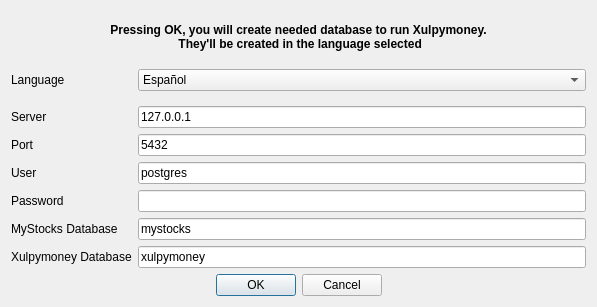
Above: ui/frmInit.ui from turulomio/xulpymoney before the change. Below: the same form after it.
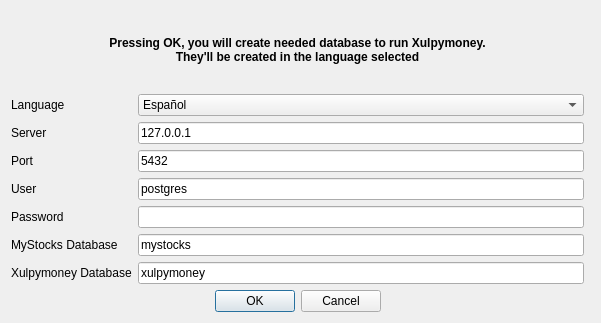
That is the form after the change. Icons and pictures are not drawn.

The edit to the form file:
```diff
--- a/ui/frmInit.ui
+++ b/ui/frmInit.ui
@@ -6,8 +6,8 @@
    <rect>
     <x>0</x>
     <y>0</y>
-    <width>597</width>
-    <height>307</height>
+    <width>601</width>
+    <height>323</height>
    </rect>
   </property>
   <property name="sizePolicy">
@@ -23,7 +23,7 @@
    <iconset resource="../images/xulpymoney.qrc">
     <normaloff>:/xulpymoney/configure.png</normaloff>:/xulpymoney/configure.png</iconset>
   </property>
-  <layout class="QHBoxLayout" name="horizontalLayout_2">
+  <layout class="QHBoxLayout" name="horizontalLayout">
    <item>
     <layout class="QVBoxLayout" name="verticalLayout">
      <item>
@@ -36,7 +36,7 @@
        </property>
        <property name="text">
         <string>Pressing OK, you will create needed database to run Xulpymoney.
- They'll be created in the language selected</string>
+They'll be created in the language selected</string>
        </property>
        <property name="alignment">
         <set>Qt::AlignCenter</set>
@@ -45,9 +45,6 @@
      </item>
      <item>
       <layout class="QFormLayout" name="formLayout">
-       <property name="fieldGrowthPolicy">
-        <enum>QFormLayout::ExpandingFieldsGrow</enum>
-       </property>
        <item row="0" column="0">
         <widget class="QLabel" name="label">
          <property name="text">
@@ -58,7 +55,7 @@
        <item row="0" column="1">
         <widget class="QComboBox" name="cmbLanguage">
          <property name="sizePolicy">
-          <sizepolicy hsizetype="Expanding" vsizetype="Fixed">
+          <sizepolicy hsizetype="Preferred" vsizetype="Fixed">
            <horstretch>0</horstretch>
            <verstretch>0</verstretch>
           </sizepolicy>
@@ -83,22 +80,21 @@
          </item>
         </widget>
        </item>
-       <item row="1" column="1">
-        <widget class="Line" name="line">
-         <property name="orientation">
-          <enum>Qt::Horizontal</enum>
-         </property>
-        </widget>
-       </item>
-       <item row="2" column="0">
+       <item row="1" column="0">
         <widget class="QLabel" name="lblServer">
          <property name="text">
           <string>Server</string>
          </property>
         </widget>
        </item>
-       <item row="2" column="1">
+       <item row="1" column="1">
         <widget class="QLineEdit" name="txtServer">
+         <property name="sizePolicy">
+          <sizepolicy hsizetype="Preferred" vsizetype="Fixed">
+           <horstretch>0</horstretch>
+           <verstretch>0</verstretch>
+          </sizepolicy>
+         </property>
          <property name="inputMethodHints">
           <set>Qt::ImhNone</set>
          </property>
@@ -110,45 +106,71 @@
          </property>
         </widget>
        </item>
-       <item row="3" column="0">
+       <item row="2" column="0">
         <widget class="QLabel" name="lblPort">
          <property name="text">
           <string>Port</string>
          </property>
         </widget>
        </item>
-       <item row="3" column="1">
+       <item row="2" column="1">
         <widget class="QLineEdit" name="txtPort">
+         <property name="sizePolicy">
+          <sizepolicy hsizetype="Preferred" vsizetype="Fixed">
+           <horstretch>0</horstretch>
+           <verstretch>0</verstretch>
+          </sizepolicy>
+         </property>
          <property name="text">
           <string>5432</string>
          </property>
         </widget>
        </item>
-       <item row="4" column="0">
+       <item row="3" column="0">
         <widget class="QLabel" name="lblUser">
          <property name="text">
           <string>User</string>
          </property>
         </widget>
        </item>
-       <item row="4" column="1">
-        <widget class="QLineEdit" name="txtUser">
-         <property name="text">
-          <string>postgres</string>
-         </property>
-        </widget>
-       </item>
-       <item row="5" column="0">
+       <item row="4" column="0">
         <widget class="QLabel" name="lblPass">
          <property name="text">
           <string>Password</string>
          </property>
         </widget>
        </item>
-       <item row="5" column="1">
+       <item row="5" column="0">
+        <widget class="QLabel" name="label_2">
+         <property name="text">
+          <string>MyStocks Database</string>
+         </property>
+        </widget>
+       </item>
+       <item row="6" column="0">
+        <widget class="QLabel" name="label_3">
+         <property name="text">
+          <string>Xulpymoney Database</string>
+         </property>
+        </widget>
+       </item>
+       <item row="3" column="1">
+        <widget class="QLineEdit" name="txtUser">
+         <property name="sizePolicy">
+          <sizepolicy hsizetype="Preferred" vsizetype="Fixed">
+           <horstretch>0</horstretch>
+           <verstretch>0</verstretch>
+          </sizepolicy>
+         </property>
+         <property name="text">
+          <string>postgres</string>
+         </property>
+        </widget>
+       </item>
+       <item row="4" column="1">
         <widget class="QLineEdit" name="txtPass">
          <property name="sizePolicy">
-          <sizepolicy hsizetype="Expanding" vsizetype="Fixed">
+          <sizepolicy hsizetype="Preferred" vsizetype="Fixed">
            <horstretch>0</horstretch>
            <verstretch>0</verstretch>
           </sizepolicy>
@@ -161,29 +183,27 @@
          </property>
         </widget>
        </item>
-       <item row="6" column="0">
-        <widget class="QLabel" name="label_2">
-         <property name="text">
-          <string>MyStocks Database</string>
-         </property>
-        </widget>
-       </item>
-       <item row="6" column="1">
+       <item row="5" column="1">
         <widget class="QLineEdit" name="txtMyStocks">
+         <property name="sizePolicy">
+          <sizepolicy hsizetype="Preferred" vsizetype="Fixed">
+           <horstretch>0</horstretch>
+           <verstretch>0</verstretch>
+          </sizepolicy>
+         </property>
          <property name="text">
           <string>mystocks</string>
          </property>
         </widget>
        </item>
-       <item row="7" column="0">
-        <widget class="QLabel" name="label_3">
-         <property name="text">
-          <string>Xulpymoney Database</string>
-         </property>
-        </widget>
-       </item>
-       <item row="7" column="1">
+       <item row="6" column="1">
         <widget class="QLineEdit" name="txtXulpymoney">
+         <property name="sizePolicy">
+          <sizepolicy hsizetype="Preferred" vsizetype="Fixed">
+           <horstretch>0</horstretch>
+           <verstretch>0</verstretch>
+          </sizepolicy>
+         </property>
          <property name="text">
           <string>xulpymoney</string>
          </property>
@@ -209,6 +229,13 @@
      </item>
     </layout>
    </item>
+   <item>
+    <widget class="Line" name="line">
+     <property name="orientation">
+      <enum>Qt::Horizontal</enum>
+     </property>
+    </widget>
+   </item>
   </layout>
  </widget>
  <tabstops>
```
